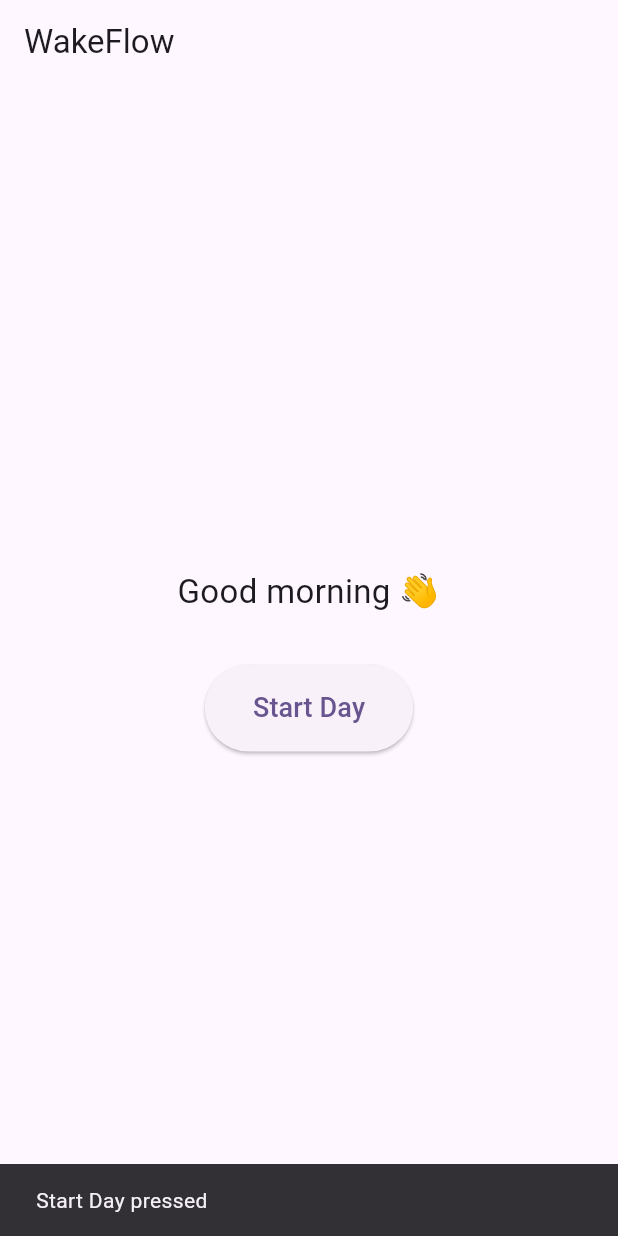
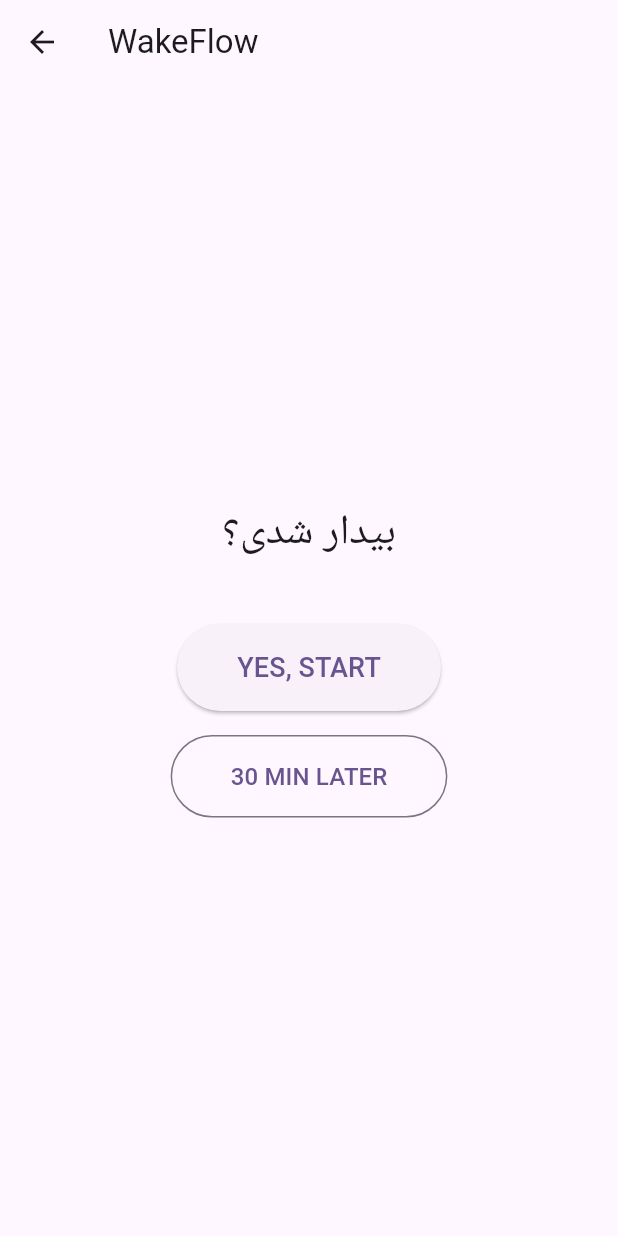
Before and after one commit to itsAmirmb/Wakeflow, a Flutter app: the screen it shows after launch, after a tap on "Start Day", on a phone screen of 412 x 824 dp. Run offline on Flutter 3.47's test engine with Material 3 defaults, Android fonts, the phone set to English and light mode, and no system bars.

Commit message:
v0.2 (Phase 2 — Wake Check screen)

```diff
--- a/lib/screens/home_screen.dart
+++ b/lib/screens/home_screen.dart
@@ -1,4 +1,5 @@
 import 'package:flutter/material.dart';
+import 'wake_screen.dart';
 
 class HomeScreen extends StatelessWidget {
   const HomeScreen({super.key});
@@ -18,16 +19,13 @@ class HomeScreen extends StatelessWidget {
             const SizedBox(height: 32),
             ElevatedButton(
               onPressed: () {
-                // Wake Check flow comes in Phase 2 — placeholder for now
-                ScaffoldMessenger.of(context).showSnackBar(
-                  const SnackBar(content: Text('Start Day pressed')),
+                Navigator.push(
+                  context,
+                  MaterialPageRoute(builder: (context) => const WakeScreen()),
                 );
               },
               style: ElevatedButton.styleFrom(
-                padding: const EdgeInsets.symmetric(
-                  horizontal: 32,
-                  vertical: 16,
-                ),
+                padding: const EdgeInsets.symmetric(horizontal: 32, vertical: 16),
               ),
               child: const Text('Start Day', style: TextStyle(fontSize: 18)),
             ),
--- /dev/null
+++ b/lib/screens/wake_screen.dart
@@ -0,0 +1,59 @@
+import 'package:flutter/material.dart';
+
+class WakeScreen extends StatelessWidget {
+  const WakeScreen({super.key});
+
+  void _onYes(BuildContext context) {
+    final wakeTime = DateTime.now();
+    // Day Mode determination comes in Phase 3.
+    // For now, just confirm the wake time was captured.
+    ScaffoldMessenger.of(context).showSnackBar(
+      SnackBar(content: Text('Wake time recorded: ${wakeTime.hour}:${wakeTime.minute.toString().padLeft(2, '0')}')),
+    );
+  }
+
+  void _onLater(BuildContext context) {
+    // Notification rescheduling comes in Phase 10.
+    // For now, just acknowledge the tap.
+    ScaffoldMessenger.of(context).showSnackBar(
+      const SnackBar(content: Text('Reminder set for 30 minutes later')),
+    );
+  }
+
+  @override
+  Widget build(BuildContext context) {
+    return Scaffold(
+      appBar: AppBar(title: const Text('WakeFlow')),
+      body: Center(
+        child: Padding(
+          padding: const EdgeInsets.all(24.0),
+          child: Column(
+            mainAxisAlignment: MainAxisAlignment.center,
+            children: [
+              const Text(
+                'بیدار شدی؟',
+                style: TextStyle(fontSize: 28),
+              ),
+              const SizedBox(height: 40),
+              ElevatedButton(
+                onPressed: () => _onYes(context),
+                style: ElevatedButton.styleFrom(
+                  padding: const EdgeInsets.symmetric(horizontal: 40, vertical: 16),
+                ),
+                child: const Text('YES, START', style: TextStyle(fontSize: 18)),
+              ),
+              const SizedBox(height: 16),
+              OutlinedButton(
+                onPressed: () => _onLater(context),
+                style: OutlinedButton.styleFrom(
+                  padding: const EdgeInsets.symmetric(horizontal: 40, vertical: 16),
+                ),
+                child: const Text('30 MIN LATER', style: TextStyle(fontSize: 16)),
+              ),
+            ],
+          ),
+        ),
+      ),
+    );
+  }
+}
```
